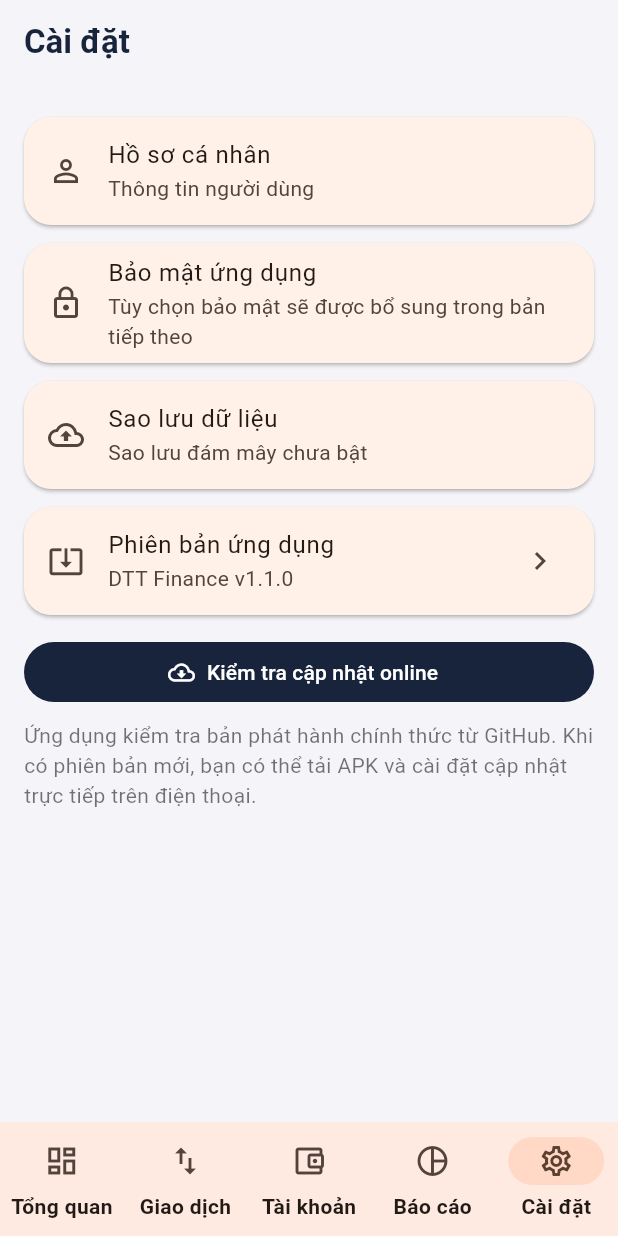
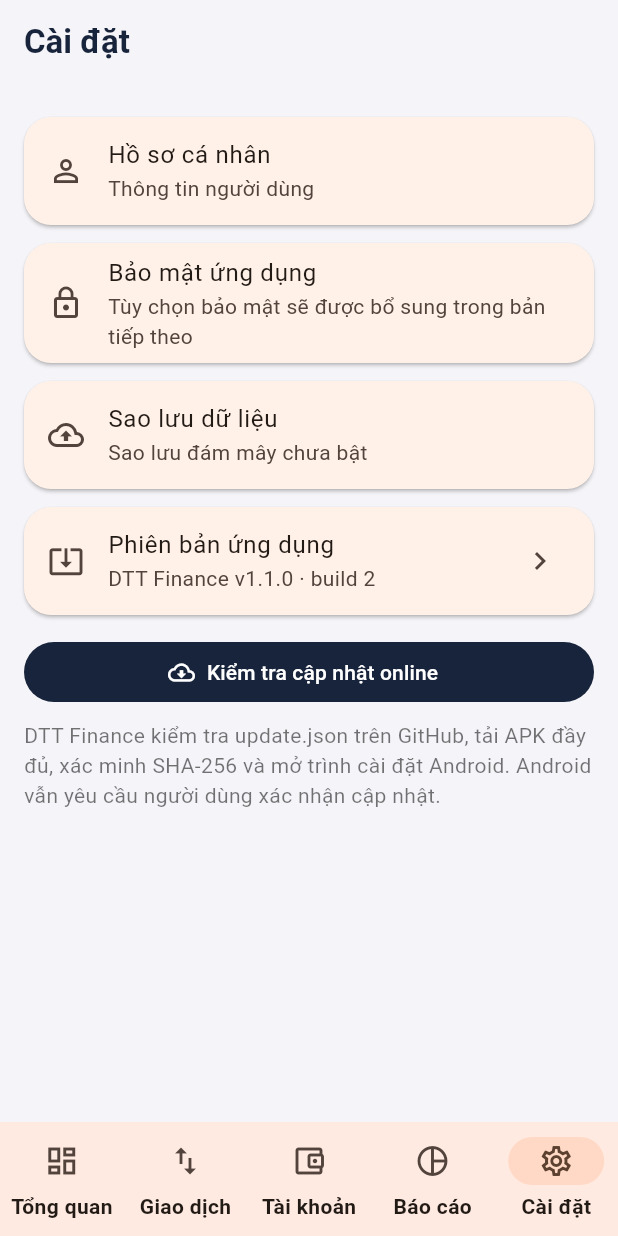
Before and after one commit to nhatlong2595-max/dtt-finance-android, a Flutter app: the screen it shows after launch, item 5 of the bottom bar chosen, on a phone screen of 412 x 824 dp. Run offline on Flutter 3.47's test engine with Material 3 defaults, Android fonts, the phone set to English and light mode, and no system bars; our stand-ins replace fl_chart, open_filex, package_info_plus, shared_preferences, sqflite; accounts and stored records are empty.

Commit message:
Implement Auto_GDGC-style secure APK updater

```diff
--- a/lib/features/settings/settings_screen.dart
+++ b/lib/features/settings/settings_screen.dart
@@ -1,43 +1,227 @@
 import 'dart:convert';
+import 'dart:io';
+
+import 'package:crypto/crypto.dart';
 import 'package:flutter/material.dart';
 import 'package:http/http.dart' as http;
+import 'package:open_filex/open_filex.dart';
 import 'package:package_info_plus/package_info_plus.dart';
-import 'package:url_launcher/url_launcher.dart';
+import 'package:path_provider/path_provider.dart';
 
 class SettingsScreen extends StatefulWidget {
- const SettingsScreen({super.key});
- @override State<SettingsScreen> createState()=>_SettingsScreenState();
+  const SettingsScreen({super.key});
+
+  @override
+  State<SettingsScreen> createState() => _SettingsScreenState();
 }
-class _SettingsScreenState extends State<SettingsScreen>{
- bool checking=false;String version='1.1.0';
- @override void initState(){super.initState();_loadVersion();}
- Future<void> _loadVersion()async{final p=await PackageInfo.fromPlatform();if(mounted)setState(()=>version=p.version);}
- Future<void> _checkUpdate()async{
-  setState(()=>checking=true);
-  try{
-   final response=await http.get(Uri.parse('https://api.github.com/repos/nhatlong2595-max/dtt-finance-android/releases/latest'),headers:{'Accept':'application/vnd.github+json'});
-   if(response.statusCode!=200)throw Exception('GitHub trả về mã '+response.statusCode.toString());
-   final data=jsonDecode(response.body) as Map<String,dynamic>;
-   final tag=(data['tag_name']??'').toString();
-   final assets=(data['assets'] as List<dynamic>? ?? []);
-   final apk=assets.cast<Map<String,dynamic>>().where((a)=>(a['name']??'').toString().toLowerCase().endsWith('.apk')).firstOrNull;
-   if(apk==null)throw Exception('Bản phát hành chưa có file APK.');
-   if(!mounted)return;
-   final newer=_compare(tag.replaceFirst('v',''),version)>0;
-   if(!newer){ScaffoldMessenger.of(context).showSnackBar(SnackBar(content:Text('Bạn đang dùng phiên bản mới nhất ('+version+').')));}
-   else{
-    showDialog(context:context,builder:(ctx)=>AlertDialog(title:const Text('Có phiên bản mới'),content:Text('Phiên bản hiện tại: '+version+'\nPhiên bản mới: '+tag+'\n\nMở GitHub để tải và cài đặt bản cập nhật?'),actions:[TextButton(onPressed:()=>Navigator.pop(ctx),child:const Text('Để sau')),FilledButton(onPressed:(){Navigator.pop(ctx);launchUrl(Uri.parse(apk['browser_download_url'].toString()),mode:LaunchMode.externalApplication);},child:const Text('Tải bản cập nhật'))]));
-   }
-  }catch(e){if(mounted)ScaffoldMessenger.of(context).showSnackBar(SnackBar(content:Text('Không kiểm tra được cập nhật: '+e.toString())));}
-  finally{if(mounted)setState(()=>checking=false);}
- }
- int _compare(String a,String b){final aa=a.split('.').map((x)=>int.tryParse(x)??0).toList(),bb=b.split('.').map((x)=>int.tryParse(x)??0).toList();for(var i=0;i<3;i++){final x=i<aa.length?aa[i]:0,y=i<bb.length?bb[i]:0;if(x!=y)return x.compareTo(y);}return 0;}
- @override Widget build(BuildContext context)=>Scaffold(appBar:AppBar(title:const Text('Cài đặt')),body:ListView(padding:const EdgeInsets.all(16),children:[
-  Card(child:ListTile(leading:const Icon(Icons.person_outline),title:const Text('Hồ sơ cá nhân'),subtitle:const Text('Thông tin người dùng'))),
-  Card(child:ListTile(leading:const Icon(Icons.lock_outline),title:const Text('Bảo mật ứng dụng'),subtitle:const Text('Tùy chọn bảo mật sẽ được bổ sung trong bản tiếp theo'))),
-  Card(child:ListTile(leading:const Icon(Icons.backup_outlined),title:const Text('Sao lưu dữ liệu'),subtitle:const Text('Sao lưu đám mây chưa bật'))),
-  Card(child:ListTile(leading:const Icon(Icons.system_update_alt),title:const Text('Phiên bản ứng dụng'),subtitle:Text('DTT Finance v'+version),trailing:checking?const SizedBox(width:22,height:22,child:CircularProgressIndicator(strokeWidth:2)):const Icon(Icons.chevron_right),onTap:checking?null:_checkUpdate)),
-  const SizedBox(height:8),FilledButton.icon(onPressed:checking?null:_checkUpdate,icon:const Icon(Icons.cloud_download_outlined),label:Text(checking?'Đang kiểm tra...':'Kiểm tra cập nhật online')),
-  const SizedBox(height:8),const Text('Ứng dụng kiểm tra bản phát hành chính thức từ GitHub. Khi có phiên bản mới, bạn có thể tải APK và cài đặt cập nhật trực tiếp trên điện thoại.',style:TextStyle(color:Colors.black54)),
- ]));
+
+class _SettingsScreenState extends State<SettingsScreen> {
+  static const _manifestUrl =
+      'https://raw.githubusercontent.com/nhatlong2595-max/dtt-finance-android/main/update.json';
+  static const _apkMime = 'application/vnd.android.package-archive';
+
+  bool checking = false;
+  String version = '...';
+  int buildNumber = 0;
+
+  @override
+  void initState() {
+    super.initState();
+    _loadVersion();
+  }
+
+  Future<void> _loadVersion() async {
+    final info = await PackageInfo.fromPlatform();
+    if (!mounted) return;
+    setState(() {
+      version = info.version;
+      buildNumber = int.tryParse(info.buildNumber) ?? 0;
+    });
+  }
+
+  Future<void> _checkUpdate() async {
+    if (checking) return;
+    setState(() => checking = true);
+    try {
+      final response = await http
+          .get(Uri.parse(_manifestUrl), headers: {'Cache-Control': 'no-cache'})
+          .timeout(const Duration(seconds: 25));
+      if (response.statusCode != 200) {
+        throw Exception('Không đọc được update.json (HTTP ${response.statusCode}).');
+      }
+
+      final manifest = jsonDecode(utf8.decode(response.bodyBytes)) as Map<String, dynamic>;
+      final app = (manifest['app'] ?? '').toString();
+      if (app != 'DTT_Finance') {
+        throw const FormatException('Manifest không thuộc ứng dụng DTT Finance.');
+      }
+      final latestCode = manifest['versionCode'] as int?;
+      final latestVersion = (manifest['latestVersion'] ?? '').toString();
+      final notes = (manifest['releaseNotes'] ?? 'Cải thiện ứng dụng').toString();
+      final apkUrl = (manifest['apkUrl'] ?? '').toString();
+      final expectedSha = (manifest['sha256'] ?? '').toString().trim().toLowerCase();
+
+      if (latestCode == null || latestVersion.isEmpty || apkUrl.isEmpty ||
+          !RegExp(r'^[a-f0-9]{64}$').hasMatch(expectedSha)) {
+        throw const FormatException('Thông tin phiên bản hoặc SHA-256 trong manifest không hợp lệ.');
+      }
+      final uri = Uri.tryParse(apkUrl);
+      if (uri == null || uri.scheme != 'https' ||
+          uri.host != 'github.com' || !uri.path.contains('/releases/download/')) {
+        throw const FormatException('Đường dẫn APK không phải GitHub Release hợp lệ.');
+      }
+
+      if (!mounted) return;
+      if (latestCode <= buildNumber) {
+        ScaffoldMessenger.of(context).showSnackBar(
+          SnackBar(content: Text('Bạn đang dùng phiên bản mới nhất (v$version).')),
+        );
+      } else {
+        await showDialog<void>(
+          context: context,
+          builder: (dialogContext) => AlertDialog(
+            title: const Text('Có phiên bản DTT Finance mới'),
+            content: Text(
+              'Phiên bản hiện tại: $version (build $buildNumber)\n'
+              'Phiên bản mới: $latestVersion (build $latestCode)\n\n'
+              'Nội dung cập nhật: $notes\n\n'
+              'Ứng dụng sẽ tải APK, xác minh SHA-256 rồi mở trình cài đặt Android.'),
+            actions: [
+              TextButton(
+                onPressed: () => Navigator.pop(dialogContext),
+                child: const Text('Để sau'),
+              ),
+              FilledButton(
+                onPressed: () {
+                  Navigator.pop(dialogContext);
+                  _downloadAndInstall(apkUrl, expectedSha);
+                },
+                child: const Text('TẢI VÀ CẬP NHẬT'),
+              ),
+            ],
+          ),
+        );
+      }
+    } catch (error) {
+      if (mounted) _showMessage('Không kiểm tra được cập nhật: $error');
+    } finally {
+      if (mounted) setState(() => checking = false);
+    }
+  }
+
+  Future<void> _downloadAndInstall(String apkUrl, String expectedSha) async {
+    if (!mounted) return;
+    showDialog<void>(
+      context: context,
+      barrierDismissible: false,
+      builder: (_) => const PopScope(
+        canPop: false,
+        child: AlertDialog(
+          content: Row(children: [
+            CircularProgressIndicator(),
+            SizedBox(width: 18),
+            Expanded(child: Text('Đang tải và xác minh bản cập nhật...')),
+          ]),
+        ),
+      ),
+    );
+
+    try {
+      final request = http.Request('GET', Uri.parse(apkUrl));
+      final streamed = await http.Client()
+          .send(request)
+          .timeout(const Duration(minutes: 3));
+      if (streamed.statusCode != 200) {
+        throw HttpException('GitHub trả về HTTP ${streamed.statusCode}.');
+      }
+      final bytes = await streamed.stream.toBytes();
+      if (bytes.isEmpty) throw const FormatException('File APK tải về rỗng.');
+
+      final actualSha = sha256.convert(bytes).toString().toLowerCase();
+      if (actualSha != expectedSha) {
+        throw const FormatException('SHA-256 không khớp. Đã hủy cài đặt để bảo vệ dữ liệu.');
+      }
+
+      final directory = await getTemporaryDirectory();
+      final apkFile = File('${directory.path}/dtt-finance-update.apk');
+      await apkFile.writeAsBytes(bytes, flush: true);
+
+      if (!mounted) return;
+      Navigator.of(context, rootNavigator: true).pop();
+      final result = await OpenFilex.open(apkFile.path, type: _apkMime);
+      if (result.type != ResultType.done) {
+        throw Exception(result.message.isEmpty
+            ? 'Android chưa mở được trình cài đặt APK.'
+            : result.message);
+      }
+      _showMessage('Đã mở trình cài đặt Android. Hãy xác nhận Cập nhật để hoàn tất.');
+    } catch (error) {
+      if (mounted) {
+        Navigator.of(context, rootNavigator: true).maybePop();
+        _showMessage('Cập nhật chưa hoàn tất: $error');
+      }
+    }
+  }
+
+  void _showMessage(String message) {
+    if (!mounted) return;
+    ScaffoldMessenger.of(context).showSnackBar(
+      SnackBar(content: Text(message), duration: const Duration(seconds: 5)),
+    );
+  }
+
+  @override
+  Widget build(BuildContext context) => Scaffold(
+        appBar: AppBar(title: const Text('Cài đặt')),
+        body: ListView(
+          padding: const EdgeInsets.all(16),
+          children: [
+            Card(
+              child: ListTile(
+                leading: const Icon(Icons.person_outline),
+                title: const Text('Hồ sơ cá nhân'),
+                subtitle: const Text('Thông tin người dùng'),
+              ),
+            ),
+            Card(
+              child: ListTile(
+                leading: const Icon(Icons.lock_outline),
+                title: const Text('Bảo mật ứng dụng'),
+                subtitle: const Text('Tùy chọn bảo mật sẽ được bổ sung trong bản tiếp theo'),
+              ),
+            ),
+            Card(
+              child: ListTile(
+                leading: const Icon(Icons.backup_outlined),
+                title: const Text('Sao lưu dữ liệu'),
+                subtitle: const Text('Sao lưu đám mây chưa bật'),
+              ),
+            ),
+            Card(
+              child: ListTile(
+                leading: const Icon(Icons.system_update_alt),
+                title: const Text('Phiên bản ứng dụng'),
+                subtitle: Text('DTT Finance v$version · build $buildNumber'),
+                trailing: checking
+                    ? const SizedBox(
+                        width: 22, height: 22,
+                        child: CircularProgressIndicator(strokeWidth: 2))
+                    : const Icon(Icons.chevron_right),
+                onTap: checking ? null : _checkUpdate,
+              ),
+            ),
+            const SizedBox(height: 8),
+            FilledButton.icon(
+              onPressed: checking ? null : _checkUpdate,
+              icon: const Icon(Icons.cloud_download_outlined),
+              label: Text(checking ? 'Đang kiểm tra...' : 'Kiểm tra cập nhật online'),
+            ),
+            const SizedBox(height: 8),
+            const Text(
+              'DTT Finance kiểm tra update.json trên GitHub, tải APK đầy đủ, xác minh SHA-256 và mở trình cài đặt Android. Android vẫn yêu cầu người dùng xác nhận cập nhật.',
+              style: TextStyle(color: Colors.black54),
+            ),
+          ],
+        ),
+      );
 }
```
